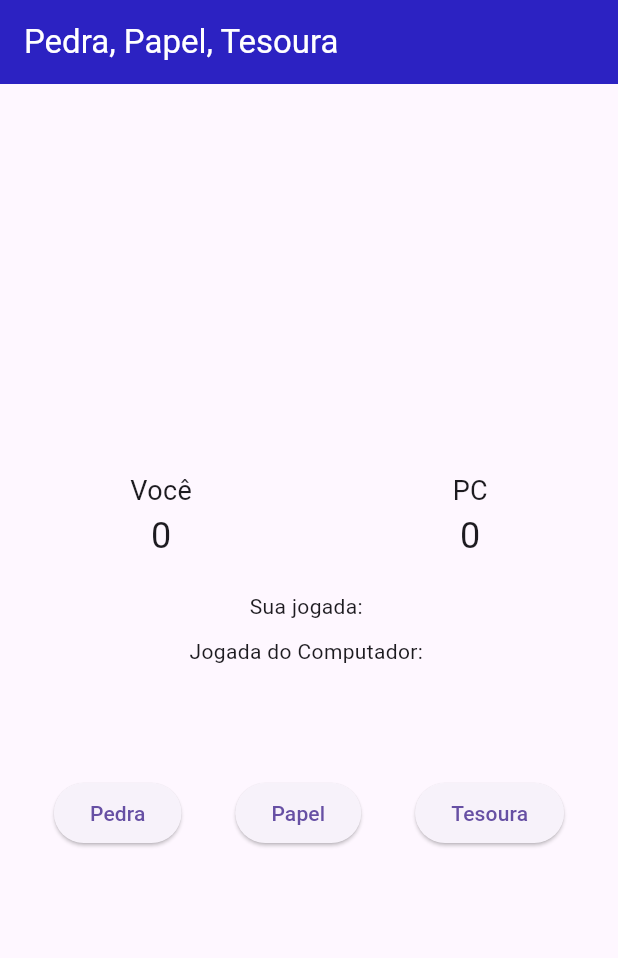
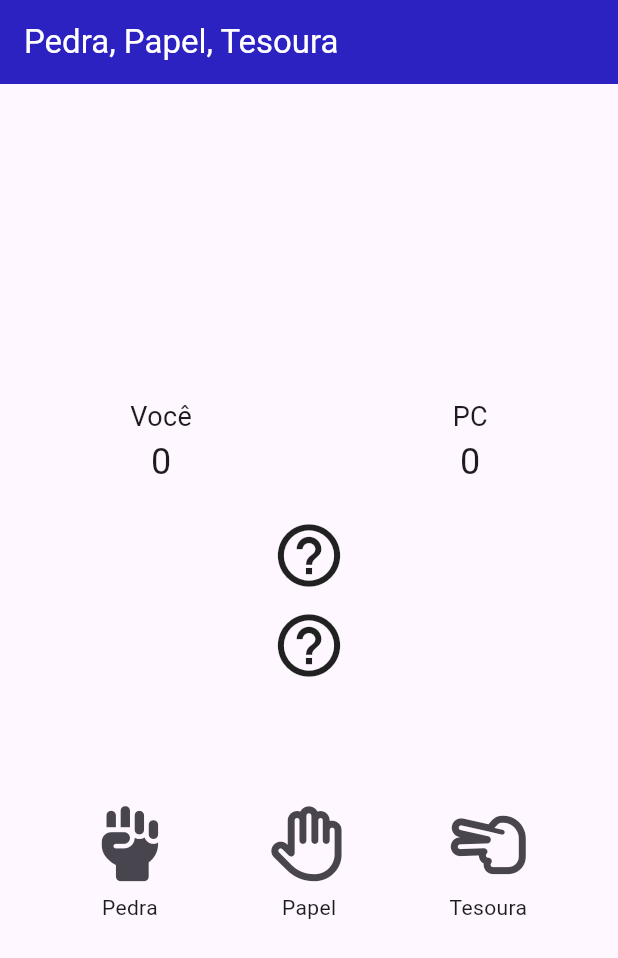
Before and after one commit to jonatasmedeiros155/JokenPo, a Flutter app: the screen it shows after launch, on a phone screen of 412 x 824 dp. Shown: the top 958 px of the screen. Run offline on Flutter 3.47's test engine with Material 3 defaults, Android fonts, the phone set to English and light mode, and no system bars; our stand-ins replace font_awesome_flutter.

Commit message:
atualização

```diff
--- a/lib/views/home_page.dart
+++ b/lib/views/home_page.dart
@@ -1,8 +1,11 @@
 import 'dart:math';
 import 'package:flutter/material.dart';
+import 'package:font_awesome_flutter/font_awesome_flutter.dart';
 
 
 class MyApp extends StatelessWidget {
+  const MyApp({super.key});
+
   @override
   Widget build(BuildContext context) {
     return MaterialApp(
@@ -14,6 +17,8 @@ class MyApp extends StatelessWidget {
 }
 
 class GameScreen extends StatefulWidget {
+  const GameScreen({super.key});
+
   @override
   _GameScreenState createState() => _GameScreenState();
 }
@@ -56,7 +61,7 @@ class _GameScreenState extends State<GameScreen> {
   Widget build(BuildContext context) {
     return Scaffold(
       appBar: AppBar(
-        title: Text(
+        title: const Text(
           'Pedra, Papel, Tesoura',
           style: TextStyle(color: Colors.white),
         ),
@@ -66,14 +71,14 @@ class _GameScreenState extends State<GameScreen> {
         mainAxisAlignment: MainAxisAlignment.center,
         children: [
           ScoreBoard(playerScore: playerScore, computerScore: computerScore),
-          SizedBox(height: 20),
+          const SizedBox(height: 20),
           MoveDisplay(playerMove: playerMove, computerMove: computerMove),
-          SizedBox(height: 20),
+          const SizedBox(height: 20),
           Text(
             resultMessage,
-            style: TextStyle(fontSize: 24, fontWeight: FontWeight.bold),
+            style: const TextStyle(fontSize: 24, fontWeight: FontWeight.bold),
           ),
-          SizedBox(height: 20),
+          const SizedBox(height: 20),
           MoveButtons(onMoveSelected: _playMove),
         ],
       ),
@@ -85,7 +90,7 @@ class ScoreBoard extends StatelessWidget {
   final int playerScore;
   final int computerScore;
 
-  ScoreBoard({required this.playerScore, required this.computerScore});
+  const ScoreBoard({super.key, required this.playerScore, required this.computerScore});
 
   @override
   Widget build(BuildContext context) {
@@ -94,14 +99,14 @@ class ScoreBoard extends StatelessWidget {
       children: [
         Column(
           children: [
-            Text('Você', style: TextStyle(fontSize: 18)),
-            Text(playerScore.toString(), style: TextStyle(fontSize: 24)),
+            const Text('Você', style: TextStyle(fontSize: 18)),
+            Text(playerScore.toString(), style: const TextStyle(fontSize: 24)),
           ],
         ),
         Column(
           children: [
-            Text('PC', style: TextStyle(fontSize: 18)),
-            Text(computerScore.toString(), style: TextStyle(fontSize: 24)),
+            const Text('PC', style: TextStyle(fontSize: 18)),
+            Text(computerScore.toString(), style: const TextStyle(fontSize: 24)),
           ],
         ),
       ],
@@ -113,15 +118,28 @@ class MoveDisplay extends StatelessWidget {
   final String playerMove;
   final String computerMove;
 
-  MoveDisplay({required this.playerMove, required this.computerMove});
+  const MoveDisplay({super.key, required this.playerMove, required this.computerMove});
+
+  IconData _getIconForMove(String move) {
+    switch (move) {
+      case 'Pedra':
+        return FontAwesomeIcons.handFist;
+      case 'Papel':
+        return FontAwesomeIcons.hand;
+      case 'Tesoura':
+        return FontAwesomeIcons.handScissors;
+      default:
+        return Icons.help_outline;
+    }
+  }
 
   @override
   Widget build(BuildContext context) {
     return Column(
       children: [
-        Text('Sua jogada: $playerMove'),
-        SizedBox(height: 10),
-        Text('Jogada do Computador: $computerMove'),
+        Icon(_getIconForMove(playerMove), size: 50),
+        const SizedBox(height: 10),
+        Icon(_getIconForMove(computerMove), size: 50),
       ],
     );
   }
@@ -130,24 +148,43 @@ class MoveDisplay extends StatelessWidget {
 class MoveButtons extends StatelessWidget {
   final Function(String) onMoveSelected;
 
-  MoveButtons({required this.onMoveSelected});
+  const MoveButtons({super.key, required this.onMoveSelected});
+
 
  @override
 Widget build(BuildContext context) {
   return Row(
     mainAxisAlignment: MainAxisAlignment.spaceEvenly,
     children: [
-        ElevatedButton(
+      Column(
+        children: [
+          IconButton(
+            icon: Icon(FontAwesomeIcons.handFist),
             onPressed: () => onMoveSelected('Pedra'),
-          child: Text('Pedra'),
+            iconSize: 50,
           ),
-        ElevatedButton(
+          Text('Pedra'),
+        ],
+      ),
+      Column(
+        children: [
+          IconButton(
+            icon: Icon(FontAwesomeIcons.hand),
             onPressed: () => onMoveSelected('Papel'),
-          child: Text('Papel'),
+            iconSize: 50,
           ),
-        ElevatedButton(
+          Text('Papel'),
+        ],
+      ),
+      Column(
+        children: [
+          IconButton(
+            icon: Icon(FontAwesomeIcons.handScissors),
             onPressed: () => onMoveSelected('Tesoura'),
-          child: Text('Tesoura'),
+            iconSize: 50,
+          ),
+          Text('Tesoura'),
+        ],
       ),
     ],
   );
--- a/pubspec.yaml
+++ b/pubspec.yaml
@@ -30,6 +30,8 @@ environment:
 dependencies:
   flutter:
     sdk: flutter
+  font_awesome_flutter: ^10.5.0
+
 
 
   # The following adds the Cupertino Icons font to your application.
```
Also changed, not shown: pubspec.lock. Lines whose indentation alone changed are shown as unchanged.
